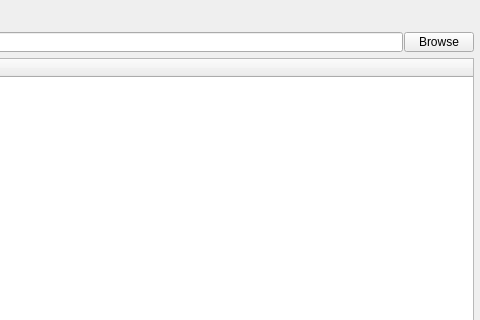
Before: the Qt Designer form mayatk/anim_utils/shots/shot_manifest/shot_manifest.ui in m3trik/mayatk, drawn with Qt 5; both pictures show x 370 to 850 and y 0 to 320 of the 850 by 500 pixel window.
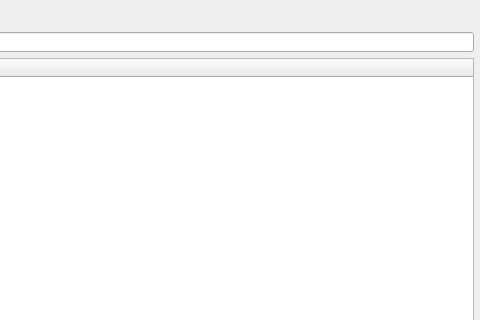
After: the same form once the commit is applied. Custom widgets are drawn as their Qt base class.

Patch:
```diff
--- a/mayatk/anim_utils/shots/shot_manifest/shot_manifest.ui
+++ b/mayatk/anim_utils/shots/shot_manifest/shot_manifest.ui
@@ -104,25 +104,6 @@
         </property>
        </widget>
       </item>
-      <item>
-       <widget class="PushButton" name="b001">
-        <property name="minimumSize">
-         <size>
-          <width>0</width>
-          <height>20</height>
-         </size>
-        </property>
-        <property name="maximumSize">
-         <size>
-          <width>70</width>
-          <height>20</height>
-         </size>
-        </property>
-        <property name="text">
-         <string>Browse</string>
-        </property>
-       </widget>
-      </item>
      </layout>
     </item>
     <item>
@@ -239,16 +220,16 @@
    <extends>QWidget</extends>
    <header>uitk.widgets.footer</header>
   </customwidget>
-  <customwidget>
-   <class>LineEdit</class>
-   <extends>QLineEdit</extends>
-   <header>uitk.widgets.lineEdit</header>
-  </customwidget>
   <customwidget>
    <class>PushButton</class>
    <extends>QPushButton</extends>
    <header>uitk.widgets.pushButton</header>
   </customwidget>
+  <customwidget>
+   <class>LineEdit</class>
+   <extends>QLineEdit</extends>
+   <header>uitk.widgets.lineEdit</header>
+  </customwidget>
   <customwidget>
    <class>TreeWidget</class>
    <extends>QTreeWidget</extends>
```
